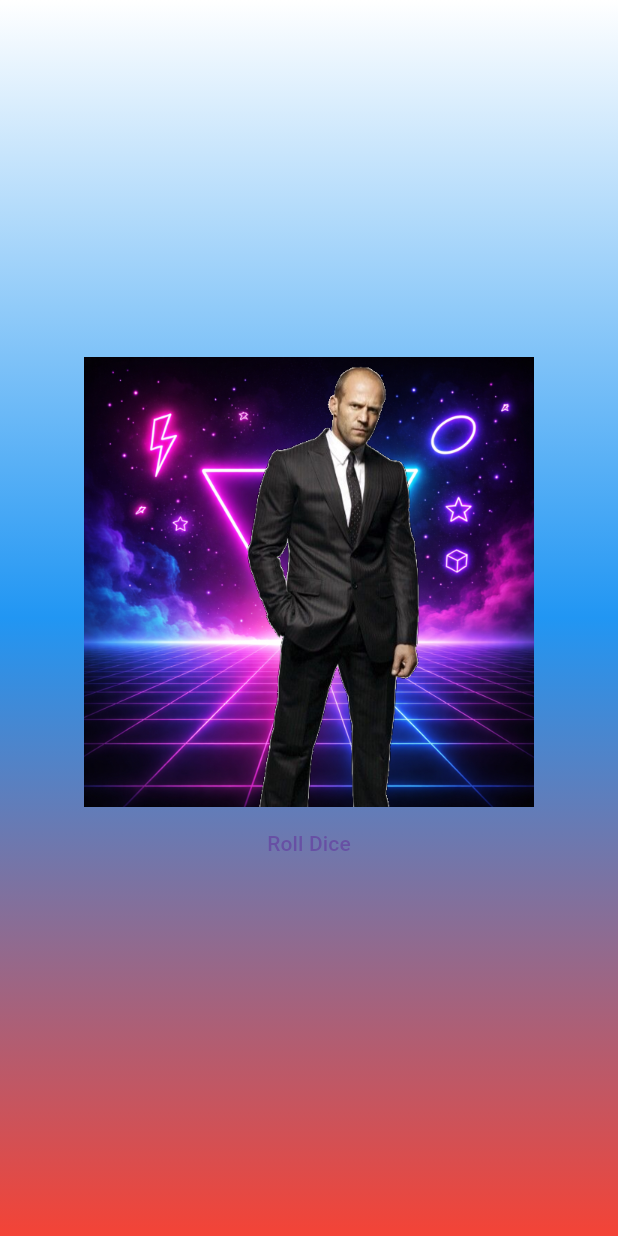
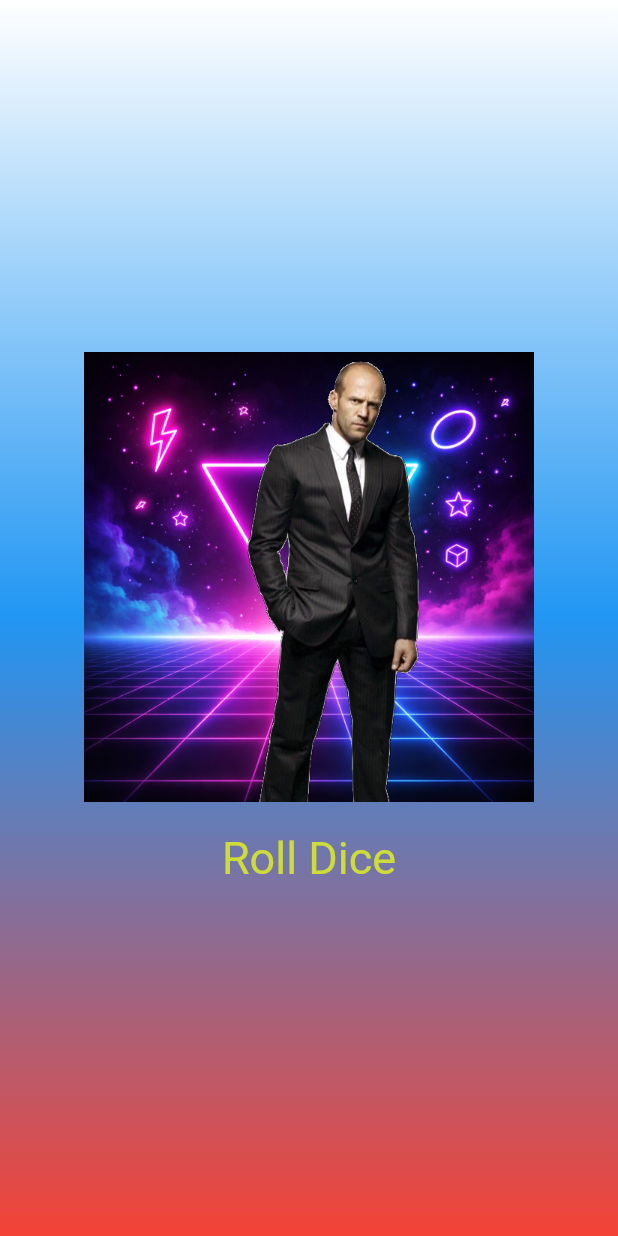
Before and after one commit to EsmiraiSEN/Flutter_Widgets, a Flutter app: the screen it shows after launch, on a phone screen of 412 x 824 dp. Run offline on Flutter 3.47's test engine with Material 3 defaults, Android fonts, the phone set to English and light mode, and no system bars.

Commit message:
Style roll button and adjust layout

```diff
--- a/lib/gradient_container.dart
+++ b/lib/gradient_container.dart
@@ -36,10 +36,19 @@ class GradientContainer extends StatelessWidget {
               width: 300,
             ),
             TextButton(
-              onPressed: rollDice, // Передали метод сюда
+              onPressed: rollDice,
+              style: TextButton.styleFrom(
+                padding: const EdgeInsets.only(
+                  top: 20,
+                ),
+                foregroundColor: Colors.lime,
+                textStyle: const TextStyle(
+                  fontSize: 30,
+                ),
+              ),
               child: const Text("Roll Dice"),
             ),
-          ],
+          ], // children
         ),
       ),
     );
```
